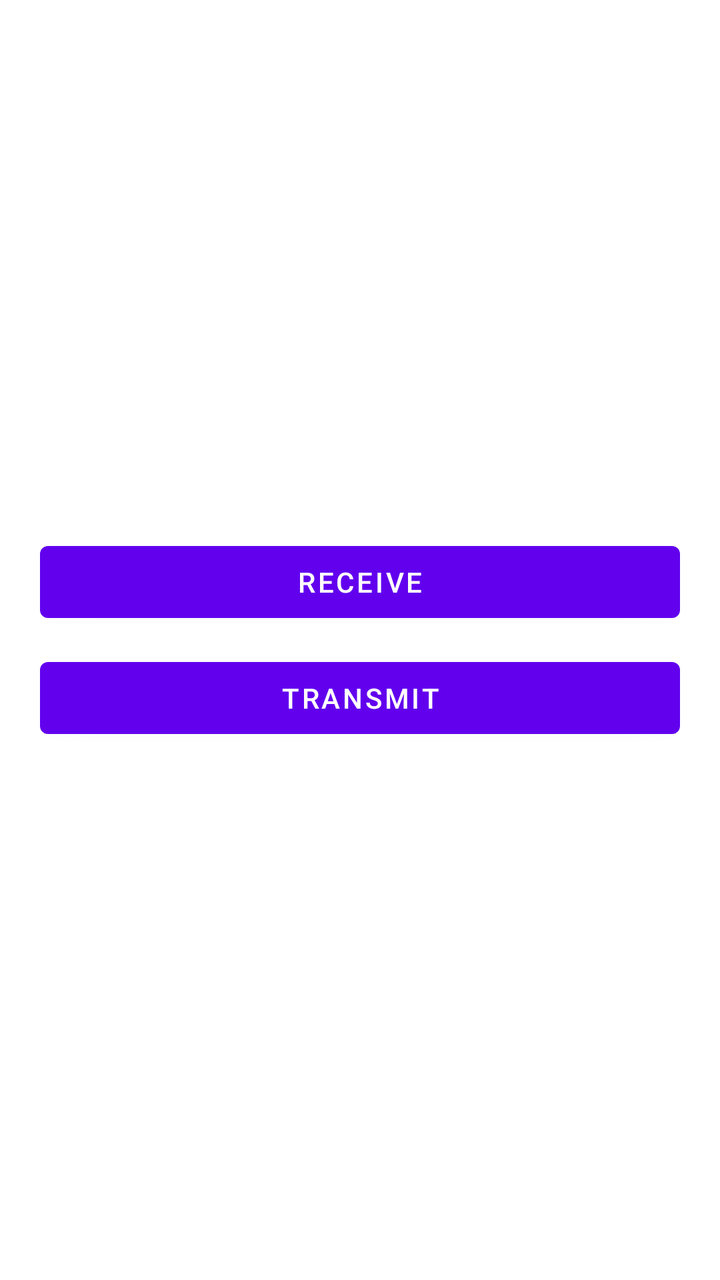
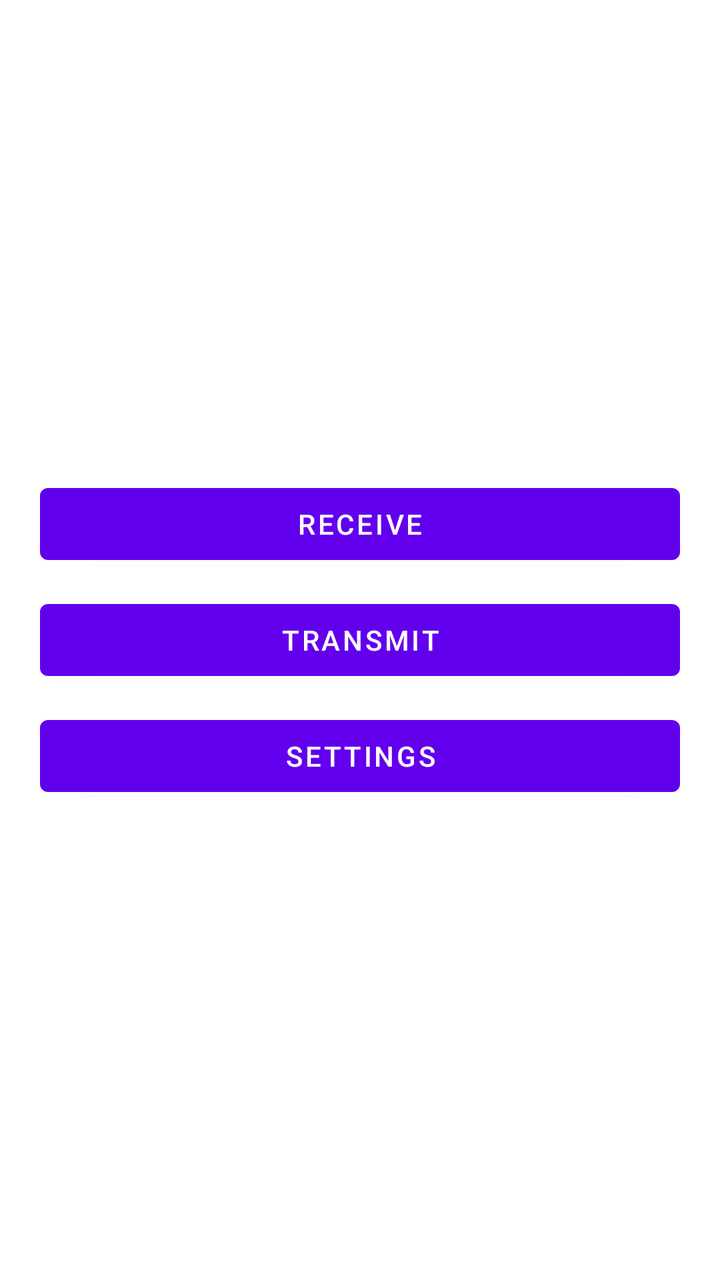

Compare the two renders of this Android layout. The source of the first and the diff that turns it into the second are given below.
<!-- AndroidManifest.xml: fallback theme Theme.MaterialComponents.DayNight.NoActionBar -->
<!-- res/layout/main.xml -->
<?xml version="1.0" encoding="utf-8"?>
<LinearLayout xmlns:android="http://schemas.android.com/apk/res/android"
    android:orientation="vertical"
    android:layout_width="fill_parent"
    android:layout_height="fill_parent"
    android:gravity="center"
    android:padding="20dp">
    <Button
        android:id="@+id/btn_receive"
        android:layout_width="fill_parent"
        android:layout_height="wrap_content"
        android:text="@string/receive" />
    <Button
        android:id="@+id/btn_transmit"
        android:layout_width="fill_parent"
        android:layout_height="wrap_content"
        android:layout_marginTop="10dp"
        android:text="@string/transmit" />
</LinearLayout>
<!-- resources referenced by this layout -->
<resources>
  <string name="receive">Receive</string>
  <string name="transmit">Transmit</string>
</resources>

<!-- the commit's change to res/layout/main.xml (unified diff, before → after) -->
@@ -1,5 +1,7 @@
 <?xml version="1.0" encoding="utf-8"?>
+
 <LinearLayout xmlns:android="http://schemas.android.com/apk/res/android"
+    android:id="@+id/main_root"
     android:orientation="vertical"
     android:layout_width="fill_parent"
     android:layout_height="fill_parent"
@@ -16,4 +18,10 @@
         android:layout_height="wrap_content"
         android:layout_marginTop="10dp"
         android:text="@string/transmit" />
+    <Button
+        android:id="@+id/btn_settings"
+        android:layout_width="fill_parent"
+        android:layout_height="wrap_content"
+        android:layout_marginTop="10dp"
+        android:text="@string/settings" />
 </LinearLayout>
<!-- resource entries referenced after the edit -->
@@ -1,6 +1,7 @@
 <!-- resources referenced by this layout -->
 <resources>
   <string name="receive">Receive</string>
+  <string name="settings">Settings</string>
   <string name="transmit">Transmit</string>
 </resources>
 
